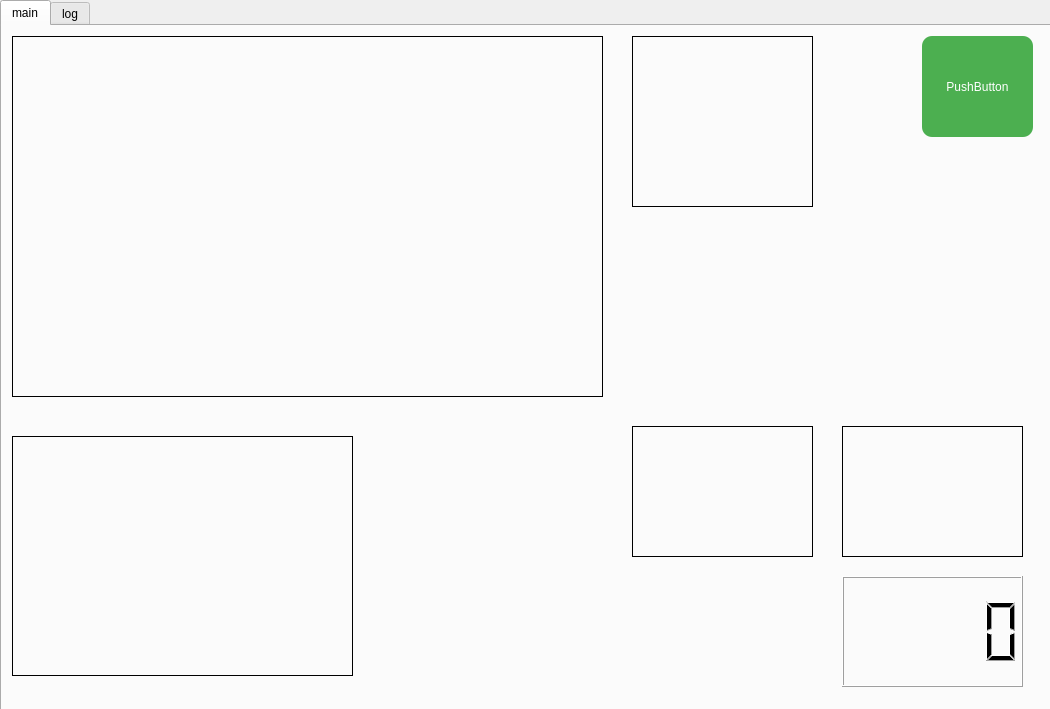
This is Intelligence_Vehicle_GUI/ui/main.ui in addinedu-ros-6th/deeplearning-repo-3 as Qt 5 draws it before an edit. The edited form follows.
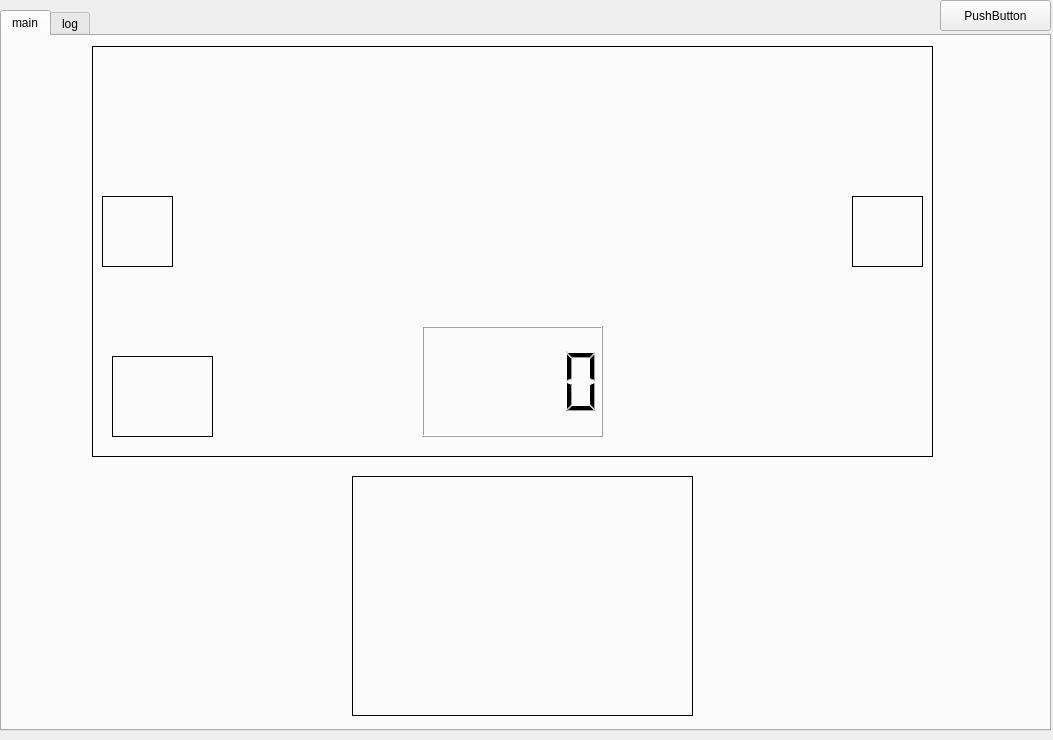
This is the edited form.

Commit message: modify Mainwindow.py, main.ui by integrating two independant tabs into single dialog (second trial)

```diff
--- a/Intelligence_Vehicle_GUI/ui/main.ui
+++ b/Intelligence_Vehicle_GUI/ui/main.ui
@@ -1,34 +1,29 @@
 <?xml version="1.0" encoding="UTF-8"?>
 <ui version="4.0">
- <class>Dialog</class>
- <widget class="QDialog" name="Dialog">
+ <class>MainWindow</class>
+ <widget class="QMainWindow" name="MainWindow">
   <property name="geometry">
    <rect>
     <x>0</x>
     <y>0</y>
-    <width>1050</width>
-    <height>709</height>
+    <width>1053</width>
+    <height>740</height>
    </rect>
   </property>
   <property name="windowTitle">
    <string>Dialog</string>
   </property>
-  <property name="styleSheet">
-   <string notr="true">QPushButton {
-    border-radius: 10px;
-    background-color: #4CAF50;
-    border: none;
-    color: white;
-    padding: 5px 10px;
-}</string>
+  <widget class="QWidget" name="centralwidget">
+   <property name="mouseTracking">
+    <bool>false</bool>
   </property>
   <widget class="QTabWidget" name="tabWidget">
    <property name="geometry">
     <rect>
      <x>0</x>
-     <y>0</y>
+      <y>10</y>
      <width>1051</width>
-     <height>711</height>
+      <height>721</height>
     </rect>
    </property>
    <property name="currentIndex">
@@ -41,10 +36,10 @@
     <widget class="QLabel" name="label_Obstacle_Camera">
      <property name="geometry">
       <rect>
-       <x>10</x>
+        <x>90</x>
        <y>10</y>
-       <width>591</width>
-       <height>361</height>
+        <width>841</width>
+        <height>411</height>
       </rect>
      </property>
      <property name="frameShape">
@@ -57,8 +52,8 @@
     <widget class="QLabel" name="label_Lane_Camera">
      <property name="geometry">
       <rect>
-       <x>10</x>
-       <y>410</y>
+        <x>350</x>
+        <y>440</y>
        <width>341</width>
        <height>240</height>
       </rect>
@@ -73,10 +68,10 @@
     <widget class="QLabel" name="label_obstacle">
      <property name="geometry">
       <rect>
-       <x>630</x>
-       <y>10</y>
-       <width>181</width>
-       <height>171</height>
+        <x>110</x>
+        <y>320</y>
+        <width>101</width>
+        <height>81</height>
       </rect>
      </property>
      <property name="frameShape">
@@ -86,24 +81,11 @@
       <string/>
      </property>
     </widget>
-    <widget class="QPushButton" name="pushButton_camera">
-     <property name="geometry">
-      <rect>
-       <x>920</x>
-       <y>10</y>
-       <width>111</width>
-       <height>101</height>
-      </rect>
-     </property>
-     <property name="text">
-      <string>PushButton</string>
-     </property>
-    </widget>
     <widget class="QLCDNumber" name="lcdNumber_speed">
      <property name="geometry">
       <rect>
-       <x>840</x>
-       <y>550</y>
+        <x>420</x>
+        <y>290</y>
        <width>181</width>
        <height>111</height>
       </rect>
@@ -112,10 +94,10 @@
     <widget class="QLabel" name="label_child_sign">
      <property name="geometry">
       <rect>
-       <x>630</x>
-       <y>400</y>
-       <width>181</width>
-       <height>131</height>
+        <x>100</x>
+        <y>160</y>
+        <width>71</width>
+        <height>71</height>
       </rect>
      </property>
      <property name="frameShape">
@@ -128,10 +110,10 @@
     <widget class="QLabel" name="label_speed_sign">
      <property name="geometry">
       <rect>
-       <x>840</x>
-       <y>400</y>
-       <width>181</width>
-       <height>131</height>
+        <x>850</x>
+        <y>160</y>
+        <width>71</width>
+        <height>71</height>
       </rect>
      </property>
      <property name="frameShape">
@@ -277,6 +259,20 @@
       </property>
      </column>
     </widget>
+    </widget>
+   </widget>
+   <widget class="QPushButton" name="pushButton_camera">
+    <property name="geometry">
+     <rect>
+      <x>940</x>
+      <y>0</y>
+      <width>111</width>
+      <height>31</height>
+     </rect>
+    </property>
+    <property name="text">
+     <string>PushButton</string>
+    </property>
    </widget>
   </widget>
  </widget>
```
Left out of the diff: 5 changed lines with no effect on the pictures. Lines whose indentation alone changed are shown as unchanged. The commit also changes 1 other file.
